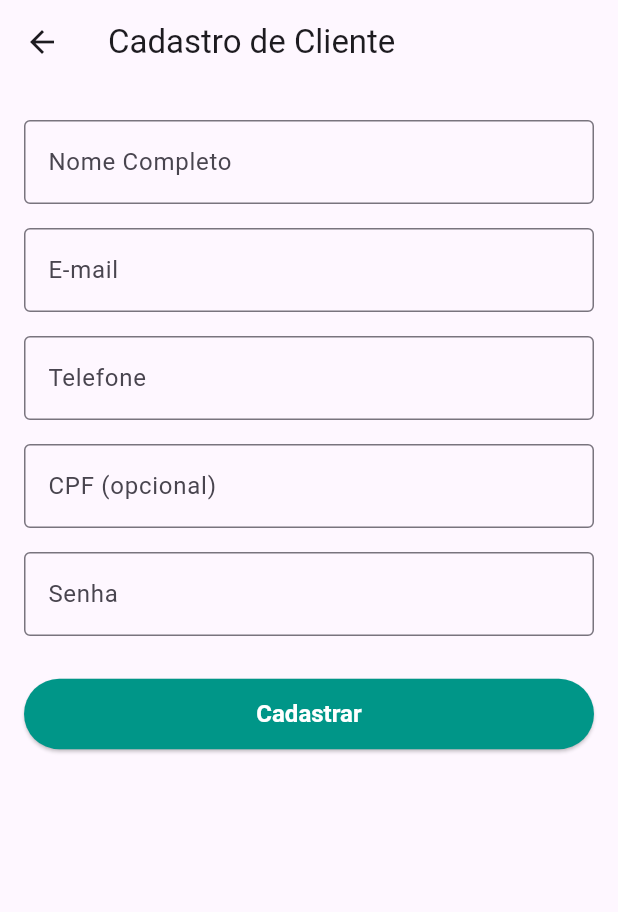
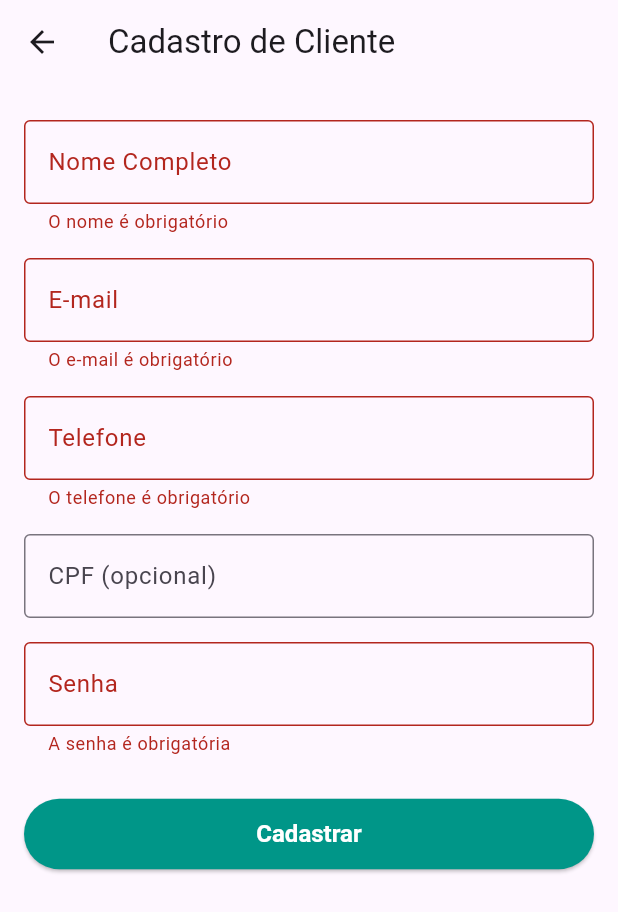
Before and after one commit to dan-araujo/petgo, a Flutter app: the RegisterCustomerScreen screen opened directly, after a tap on "Cadastrar", on a phone screen of 412 x 824 dp. Shown: the top 912 px of the screen. Run offline on Flutter 3.47's test engine with Material 3 defaults, Android fonts, the phone set to English and light mode, and no system bars.

Commit message:
refactor: mensagem de notificação temporaria para usuários melhor posicionada

```diff
--- a/lib/features/auth/screens/register/register_customer_screen.dart
+++ b/lib/features/auth/screens/register/register_customer_screen.dart
@@ -1,4 +1,8 @@
 import 'package:flutter/material.dart';
+import 'package:http/http.dart' as http;
+import 'package:petgo/core/utils/http_error_handler.dart';
+import 'package:petgo/core/utils/snackbar_helper.dart';
+import 'dart:convert';
 import 'package:petgo/core/utils/validators.dart';
 import 'package:petgo/features/auth/widgets/auth_form_field.dart';
 
@@ -16,13 +20,57 @@ class _RegisterCustomerScreenState extends State<RegisterCustomerScreen> {
   final _phoneController = TextEditingController();
   final _cpfController = TextEditingController();
   final _passwordController = TextEditingController();
+  bool _isLoading = false;
+  final String customerUrl = 'http://10.0.2.2:3000/customers/register';
 
+  void _submitForm() async {
+    if (_formKey.currentState == null || !_formKey.currentState!.validate())
+      return;
 
-  void _submitForm() {
-    if (_formKey.currentState!.validate()) {
-      ScaffoldMessenger.of(context).showSnackBar(
-        const SnackBar(content: Text('Cadastro realizado com sucesso!')),
+    setState(() => _isLoading = true);
+
+    final url = Uri.parse(customerUrl);
+
+    final body = {
+      "name": _nameController.text.trim(),
+      "email": _emailController.text.trim(),
+      "phone": _phoneController.text.trim(),
+      "password": _passwordController.text.trim(),
+      if (_cpfController.text.trim().isNotEmpty)
+        "cpf": _cpfController.text.trim(),
+    };
+
+    try {
+      final response = await http.post(
+        url,
+        headers: {"Content-Type": "application/json"},
+        body: jsonEncode(body),
       );
+
+      if (!mounted) return;
+      final responseData = jsonDecode(response.body);
+
+      if (response.statusCode == 201 || response.statusCode == 200) {
+        showAppSnackBar(context, 'Cadastro realizado com sucesso!');
+        _formKey.currentState!.reset();
+      } else {
+        final message = getFriendlyErrorMessage(
+          response.statusCode,
+          responseData['message'],
+        );
+        showAppSnackBar(context, message, isError: true);
+      }
+    } catch (e) {
+      if (!mounted) return;
+      showAppSnackBar(
+        context,
+        'Erro de conexão. Verifique sua internet.',
+        isError: true,
+      );
+    } finally {
+      if (mounted) {
+        setState(() => _isLoading = false);
+      }
     }
   }
 
@@ -33,6 +81,7 @@ class _RegisterCustomerScreenState extends State<RegisterCustomerScreen> {
       body: Padding(
         padding: const EdgeInsets.all(16.0),
         child: Form(
+          key: _formKey,
           child: ListView(
             children: [
               AuthFormField(
@@ -57,8 +106,9 @@ class _RegisterCustomerScreenState extends State<RegisterCustomerScreen> {
                 label: 'CPF',
                 inputType: TextInputType.number,
                 isOptional: true,
-                validator: (v) =>
-                  (v == null || v.isEmpty) ? null : (isValidCPF(v) ? null : 'CPF inválido'),
+                validator: (v) => (v == null || v.isEmpty)
+                    ? null
+                    : (isValidCPF(v) ? null : 'CPF inválido'),
               ),
               AuthFormField(
                 controller: _passwordController,
@@ -68,14 +118,21 @@ class _RegisterCustomerScreenState extends State<RegisterCustomerScreen> {
               ),
               const SizedBox(height: 20),
               ElevatedButton(
-                onPressed: _submitForm,
+                onPressed: _isLoading ? null : _submitForm,
                 style: ElevatedButton.styleFrom(
                   backgroundColor: Colors.teal,
                   foregroundColor: Colors.white,
                   padding: const EdgeInsets.symmetric(vertical: 14),
-                  textStyle: const TextStyle(fontSize: 16, fontWeight: FontWeight.bold),
+                  textStyle: const TextStyle(
+                    fontSize: 16,
+                    fontWeight: FontWeight.bold,
+                  ),
                 ),
-                child: const Text('Cadastrar'),
+                child: _isLoading
+                    ? const CircularProgressIndicator(
+                        color: Color.fromARGB(255, 168, 31, 31),
+                      )
+                    : const Text('Cadastrar'),
               ),
             ],
           ),
```
